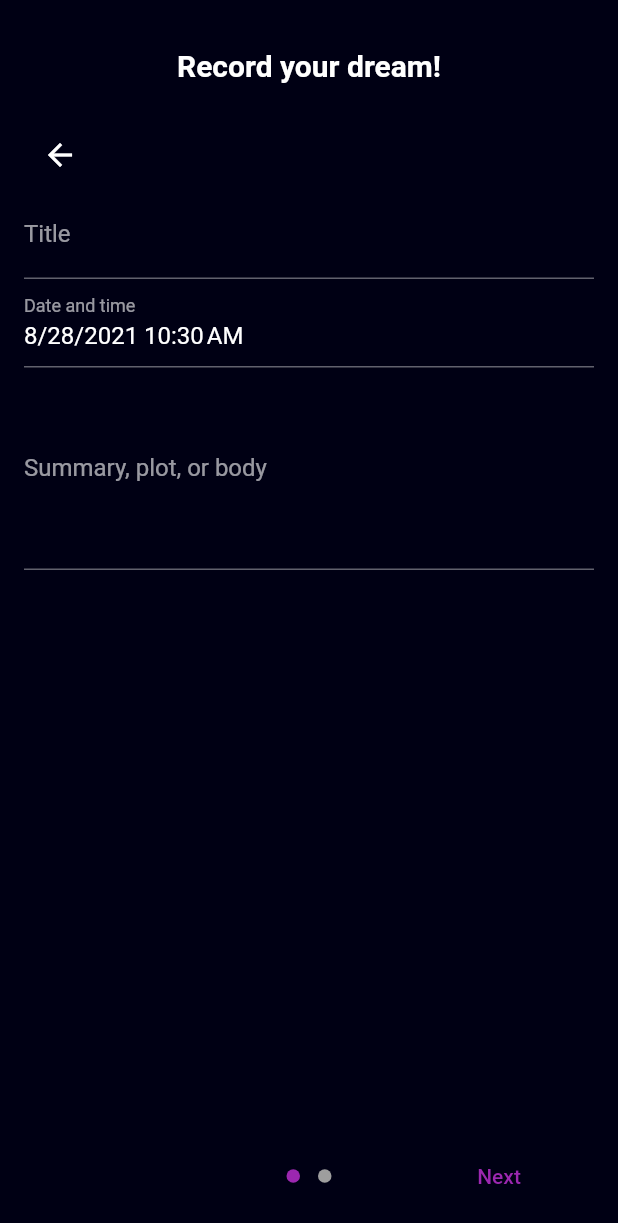
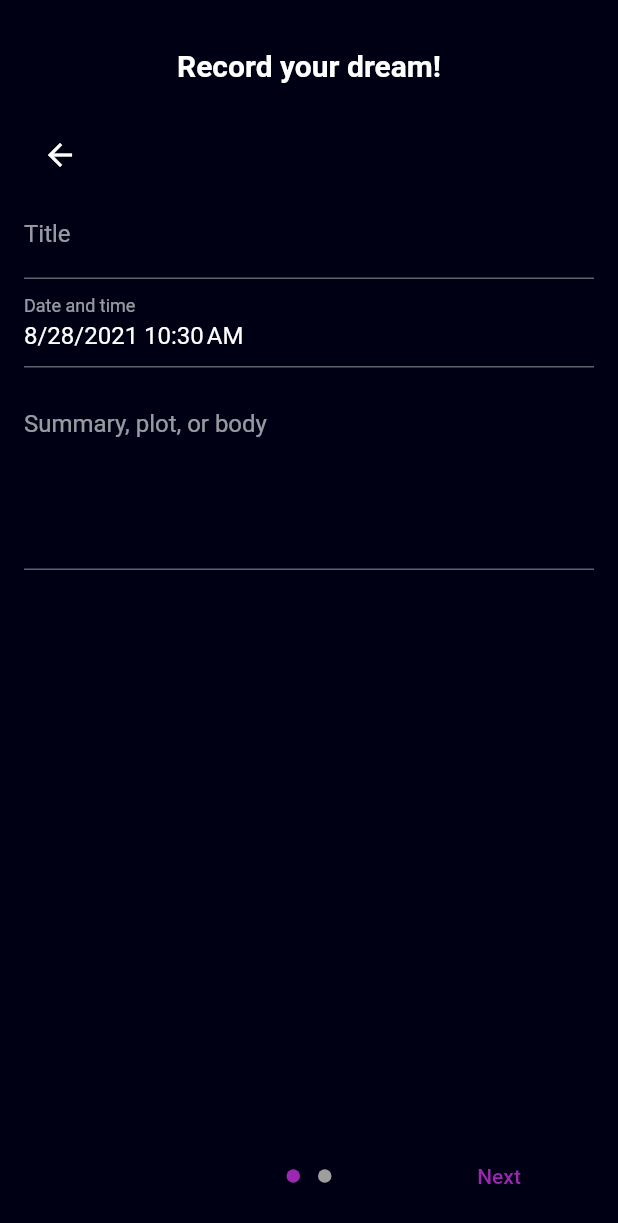
Before and after one commit to bleonard252/lucidlog, a Flutter app: the screen it shows after launch, after a tap on "New Entry", on a phone screen of 412 x 824 dp. Shown: the top 1223 px of the screen. Run offline on Flutter 3.47's test engine with Material 2 defaults, Android fonts, the phone set to English and light mode, and no system bars; drawn by our look-alikes of date_field, introduction_screen; our stand-ins replace flutter_local_notifications, get, permission_handler, shared_preferences; missing offline and left inert: date_time_format, mdi, objectdb, shared_preferences_settings.

Commit message:
Add search and guide buttons
Signed-off-by: Blake Leonard <blake@1024256.xyz>

```diff
--- a/lib/db/dream.dart
+++ b/lib/db/dream.dart
@@ -38,6 +38,9 @@ class DreamRecord {
   set timestamp(DateTime value) => database.update(_document, {"timestamp": value.millisecondsSinceEpoch});
   static final dtzero = DateTime.fromMillisecondsSinceEpoch(0);
 
+  List<String> get methods => _document["methods"] ?? [];
+  set methods(List<String> value) => database.update(_document, {"methods": value});
+
   // /// The method used.
   // LucidDreamMethod? get method => _document["method"];
   // set method(LucidDreamMethod value) => _database.update(_document, {"method": value});
--- a/lib/main.dart
+++ b/lib/main.dart
@@ -8,6 +8,7 @@ import 'package:journal/db/dream.dart';
 import 'package:journal/views/details.dart';
 import 'package:journal/views/editor.dart';
 import 'package:journal/views/list.dart';
+import 'package:journal/views/search.dart';
 import 'package:journal/views/settings.dart';
 import 'package:objectdb/objectdb.dart';
 // ignore: implementation_imports
@@ -74,7 +75,11 @@ class MyApp extends StatelessWidget {
         colorScheme: ColorScheme.fromSwatch(
           primarySwatch: Colors.purple,
           accentColor: Colors.amber
-        )
+        ),
+        buttonColor: Colors.purple
+      ),
+      inputDecorationTheme: InputDecorationTheme(
+        focusColor: Colors.purple,
       ),
       switchTheme: SwitchThemeData(
         thumbColor: MaterialStateProperty.resolveWith((states) {
@@ -108,7 +113,8 @@ class MyApp extends StatelessWidget {
         GetPage(name: "/settings", page: () => SettingsRoot()),
         GetPage(name: "/new", page: () => DreamEdit(mode: DreamEditMode.create)),
         GetPage(name: "/edit", page: () => DreamEdit(mode: DreamEditMode.edit, dream: Get.arguments as DreamRecord)),
-        GetPage(name: "/details", page: () => middleSegment(DreamDetails(Get.arguments as DreamRecord)), transition: Transition.fadeIn, opaque: false)
+        GetPage(name: "/details", page: () => middleSegment(DreamDetails(Get.arguments as DreamRecord)), transition: Transition.fadeIn, opaque: false),
+        GetPage(name: "/search", page: () => SearchScreen())
       ],
     );
   }
--- a/lib/views/editor.dart
+++ b/lib/views/editor.dart
@@ -99,6 +99,7 @@ class _DreamEditState extends State<DreamEdit> {
                 TextField(
                   controller: summaryController,
                   decoration: InputDecoration(
+                    alignLabelWithHint: true,
                     labelText: "Summary, plot, or body",
                     hintText: "Write more about a dream!"
                   ),
@@ -132,7 +133,22 @@ class _DreamEditState extends State<DreamEdit> {
               onChanged: (newValue) => setState(() => isDreamWild = newValue)
             ),
           ])
-        )
+        ),
+        if (isDreamLucid) PageViewModel(
+          title: "Methods used",
+          bodyWidget: Column(
+            children: [
+              for (var i in sharedPreferences.getStringList("ld-methods") ?? [])
+              CheckboxListTile(
+                value: widget.dream?.methods.contains(i) ?? false,
+                onChanged: (x) => x ?? false
+                ? widget.dream?.methods.add(i)
+                : widget.dream?.methods.remove(i),
+                title: Text(i),
+              )
+            ],
+          )
+        ),
       ],
       next: Text("Next"),
       done: Text(widget.mode == DreamEditMode.create ? "Create" : "Update"),
--- a/lib/views/list.dart
+++ b/lib/views/list.dart
@@ -10,6 +10,7 @@ import 'package:journal/widgets/gradienticon.dart';
 import 'package:mdi/mdi.dart';
 import 'package:objectdb/objectdb.dart';
 import 'package:path_provider/path_provider.dart';
+import 'package:url_launcher/url_launcher.dart';
 
 class DreamListScreen extends StatefulWidget {
   @override
@@ -57,27 +58,80 @@ class _DreamListScreenState extends State<DreamListScreen> {
       ),
       body: isListInitialized ?
       list.length > 0 ? ListView.builder(
-        itemBuilder: (_, i) => _Entry(dream: list[i]),
+        itemBuilder: (_, i) => DreamEntry(dream: list[i]),
         itemCount: list.length,
       ) : Center(child: EmptyState(
         icon: Icon(Icons.post_add),
         text: Text("This journal is a ghost town!\nWrite down some dreams!"),
       ))
       : Center(child: CircularProgressIndicator(value: null)),
-      floatingActionButtonLocation: FloatingActionButtonLocation.centerFloat,
-      floatingActionButton: isListInitialized ? FloatingActionButton.extended(
-        label: Text("New Entry"),
-        icon: Icon(Icons.add),
-        onPressed: () => Get.toNamed("/new"),
-      ) : null
+      bottomNavigationBar: isListInitialized ? BottomAppBar(
+        child: Row(
+          //buttonTextTheme: ButtonTextTheme.primary,
+          children: [
+            Tooltip(
+              message: "Search",
+              child: Padding(
+                padding: const EdgeInsets.all(8.0),
+                child: IconButton(
+                  icon: Icon(Icons.search),
+                  onPressed: () => Get.toNamed("/search"),
+                  color: Get.theme.accentColor,
+                ),
+              ),
+            ),
+            FutureBuilder(
+              future: canLaunch("https://ldr.1024256.xyz"),
+              builder: (context, snapshot) => snapshot.data == true ? Tooltip(
+                message: "Guides",
+                child: Padding(
+                  padding: const EdgeInsets.all(8.0),
+                  child: IconButton(
+                    icon: Icon(Icons.map),
+                    onPressed: () async => await launch("https://ldr.1024256.xyz"),
+                    color: Get.theme.accentColor,
+                  ),
+                ),
+              ) : Container(width: 0, height: 0)
+            ),
+            Expanded(child: Container(height: 0)),
+            // Padding(
+            //   padding: const EdgeInsets.all(8.0),
+            //   child: IconButton(
+            //     icon: Icon(Icons.nightlight),
+            //     onPressed: () => Get.toNamed("/night/new"),
+            //     color: Get.theme.accentColor,
+            //   ),
+            // ),
+            TextButton(
+              child: Padding(
+                padding: const EdgeInsets.all(8.0),
+                child: Row(children: [Icon(Icons.add), Container(width: 8, height: 0), Text("New Entry")], mainAxisSize: MainAxisSize.min),
+              ),
+              onPressed: () => Get.toNamed("/new"),
+              style: ButtonStyle(foregroundColor: _Gold(), padding: _Padding(8)),
+            )
+          ]
+        ),
+      ) : null,
     );
   }
 }
 
-class _Entry extends StatelessWidget {
+class _Padding extends MaterialStateProperty<EdgeInsetsGeometry> {
+  final double amount;
+  _Padding(this.amount);
+
+  @override
+  resolve(Set<MaterialState> states) {
+    return EdgeInsets.all(amount);
+  }
+}
+
+class DreamEntry extends StatelessWidget {
   final DreamRecord dream;
 
-  _Entry({Key? key, required this.dream}) : super(key: key);
+  DreamEntry({Key? key, required this.dream}) : super(key: key);
 
   @override
   Widget build(BuildContext context) {
@@ -91,3 +145,19 @@ class _Entry extends StatelessWidget {
     ), Divider(height: 1)]);
   }
 }
+
+class _Gold extends MaterialStateColor {
+  static Color _defaultColor = Colors.amber;
+  static Color _pressedColor = Colors.amber.shade700;
+  static Color _hoverColor = Colors.amber.withAlpha(48);
+
+  const _Gold() : super(0xffab47bc);
+
+  @override
+  Color resolve(Set<MaterialState> states) {
+    if (states.contains(MaterialState.pressed)) {
+      return _pressedColor;
+    }
+    return _defaultColor;
+  }
+}
--- a/pubspec.yaml
+++ b/pubspec.yaml
@@ -33,6 +33,7 @@ dependencies:
   date_time_format: ^2.0.1
   flutter_local_notifications: ^5.0.0+4
   permission_handler: ^7.1.0
+  url_launcher: ^6.0.9
   flutter:
     sdk: flutter
 
```
Also changed, not shown: lib/views/search.dart (added, +167 -0 lines), lib/views/settings.dart (+16 -1 lines), pubspec.lock, 4 other files.
